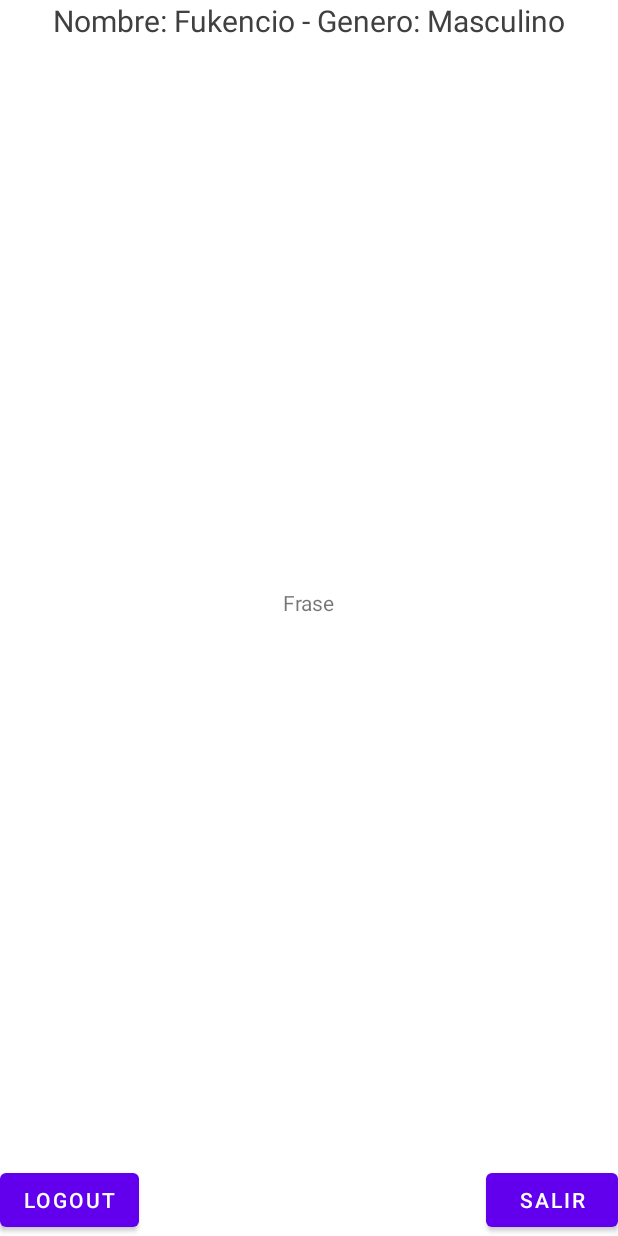
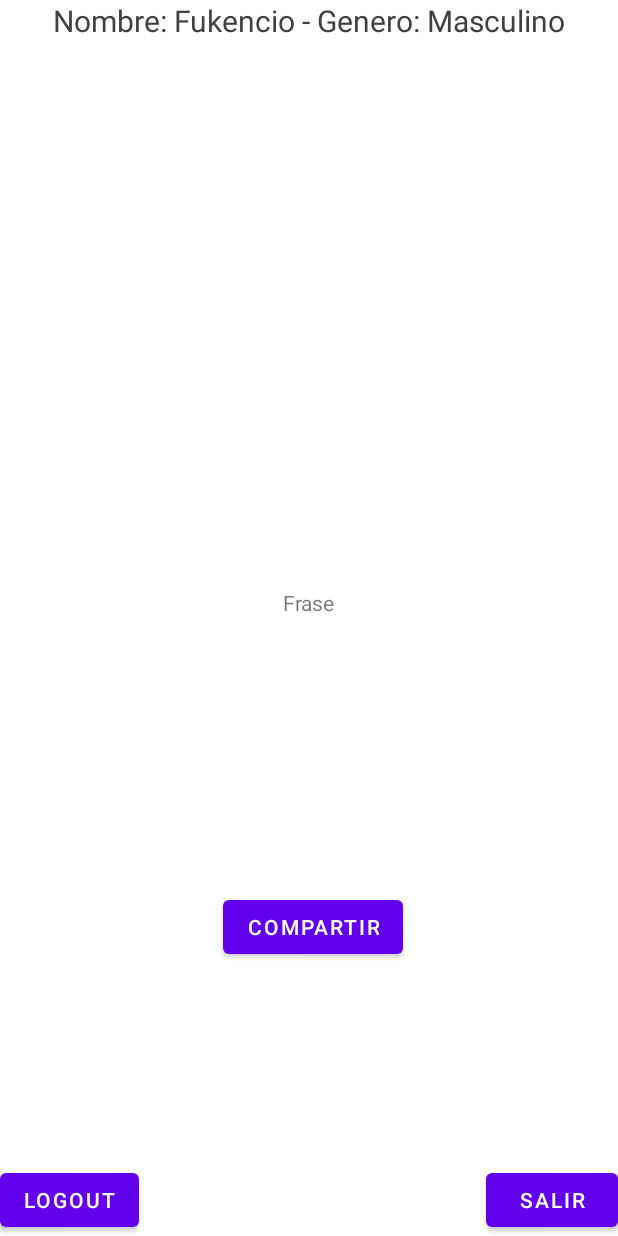
Before and after one commit to 3CraneosDeLobo/IntentTarea, an Android app: the layout activity_frase.xml on its own in the app's theme, with its tools: preview values and no code run, on a phone screen of 412 x 824 dp. Run offline under Robolectric (Android 15) with nearby library versions, the phone set to English and light mode, and no system bars.

Commit message:
Actualizada
Compartir

```diff
--- a/TareaInt/app/src/main/AndroidManifest.xml
+++ b/TareaInt/app/src/main/AndroidManifest.xml
@@ -27,6 +27,7 @@
                 <category android:name="android.intent.category.LAUNCHER" />
             </intent-filter>
         </activity>
+
     </application>
 
 </manifest>
--- a/TareaInt/app/src/main/java/com/example/tareaint/Funciones.java
+++ b/TareaInt/app/src/main/java/com/example/tareaint/Funciones.java
@@ -5,6 +5,7 @@ import static androidx.core.app.ActivityCompat.finishAffinity;
 import android.app.Activity;
 import android.content.DialogInterface;
 import android.content.Intent;
+import android.net.Uri;
 
 
 import androidx.appcompat.app.AlertDialog;
@@ -40,5 +41,10 @@ public class Funciones {
         activity.startActivity(i);
     }
 
+    public String getURL (String id){
+
+        return Uri.parse("android.resource://"+R.class.getPackage().getName()+"/drawable/"+id).toString();
+    }
+
 
 }
--- a/TareaInt/app/src/main/res/layout/activity_frase.xml
+++ b/TareaInt/app/src/main/res/layout/activity_frase.xml
@@ -42,4 +42,14 @@
         app:layout_constraintEnd_toEndOf="parent"
         app:layout_constraintStart_toStartOf="parent"
         app:layout_constraintTop_toBottomOf="@+id/txtData2" />
+
+    <Button
+        android:id="@+id/btnSFrase"
+        android:layout_width="wrap_content"
+        android:layout_height="wrap_content"
+        android:text="Compartir"
+        app:layout_constraintBottom_toBottomOf="parent"
+        app:layout_constraintEnd_toStartOf="@+id/btnExit4"
+        app:layout_constraintStart_toEndOf="@+id/btnLogout3"
+        app:layout_constraintTop_toBottomOf="@+id/txtFrase" />
 </androidx.constraintlayout.widget.ConstraintLayout>
```
Also changed, not shown: TareaInt/app/src/main/java/com/example/tareaint/FraseActivity.java (+14 -1 lines), TareaInt/app/src/main/java/com/example/tareaint/ImagenActivity.java (+37 -2 lines), TareaInt/app/src/main/res/layout/activity_imagen.xml (+10 -0 lines).
